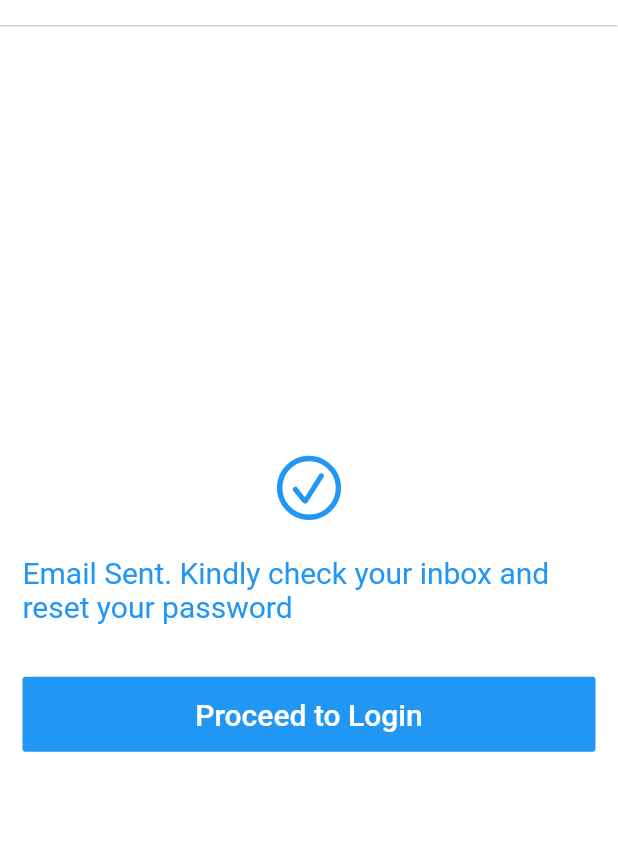
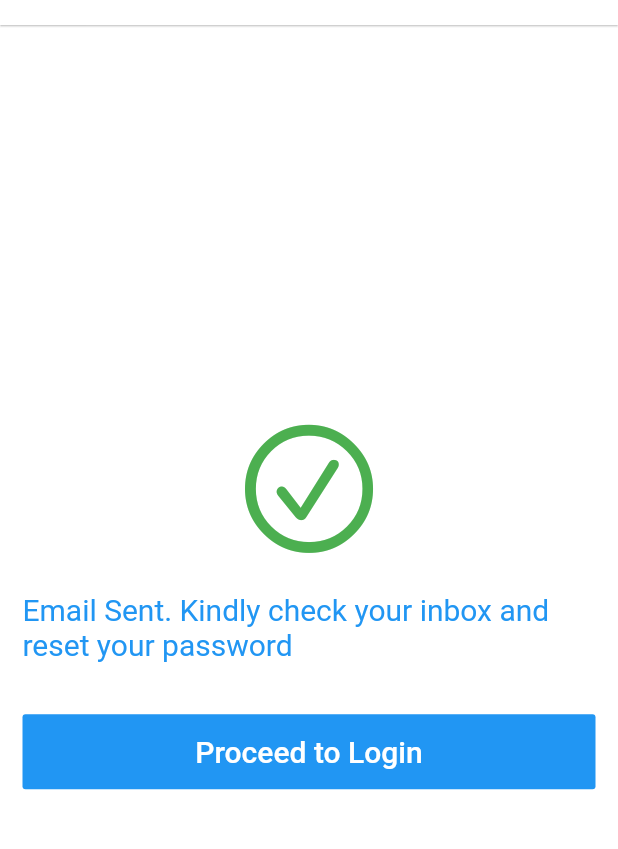
Before and after one commit to majestyjnr/libraryOrientationApp, a Flutter app: the RecoveryEmailSent screen opened directly, on a phone screen of 412 x 824 dp, the part 59-908 px from its top. Run offline on Flutter 3.47's test engine with Material 2 defaults, Android fonts, the phone set to English and light mode, and no system bars; our stand-ins replace cloud_firestore, firebase_auth, firebase_core, flick_video_player, font_awesome_flutter, share and 4 more; missing offline and left inert: expansion_card, nuts_activity_indicator, papercups_flutter, sweetalert; accounts and stored records are empty.

Commit message:
Commit Updates

```diff
--- a/lib/screens/student/auth/RecoveryEmailSent.dart
+++ b/lib/screens/student/auth/RecoveryEmailSent.dart
@@ -42,8 +42,8 @@ class _RecoveryEmailSentState extends State<RecoveryEmailSent> {
           children: <Widget>[
             Icon(
               CupertinoIcons.check_mark_circled,
-              size: 50,
-              color: Colors.blue,
+              size: 100,
+              color: Colors.green,
             ),
             SizedBox(
               height: 20,
```
